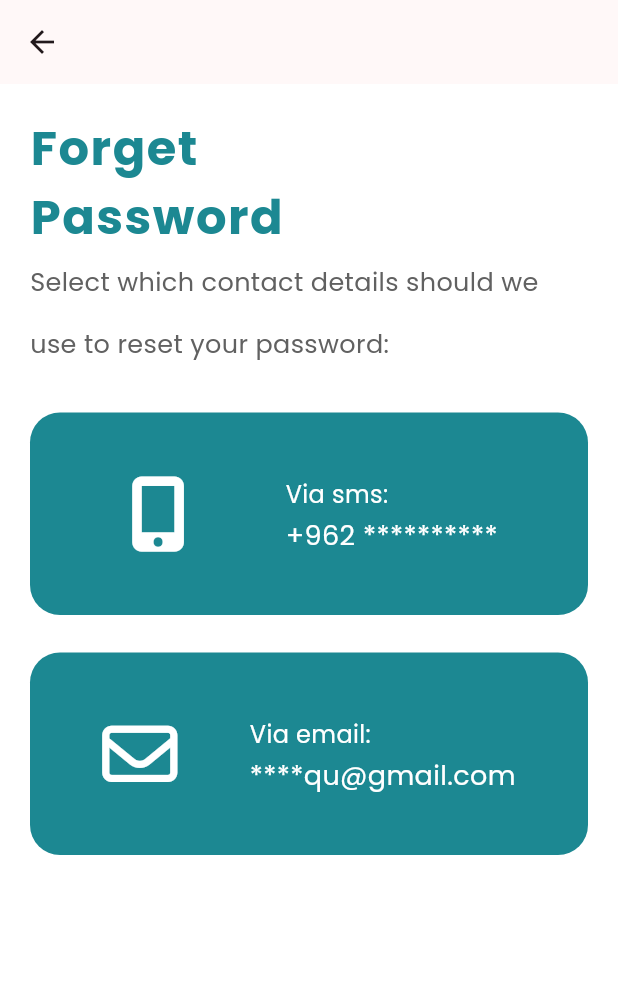
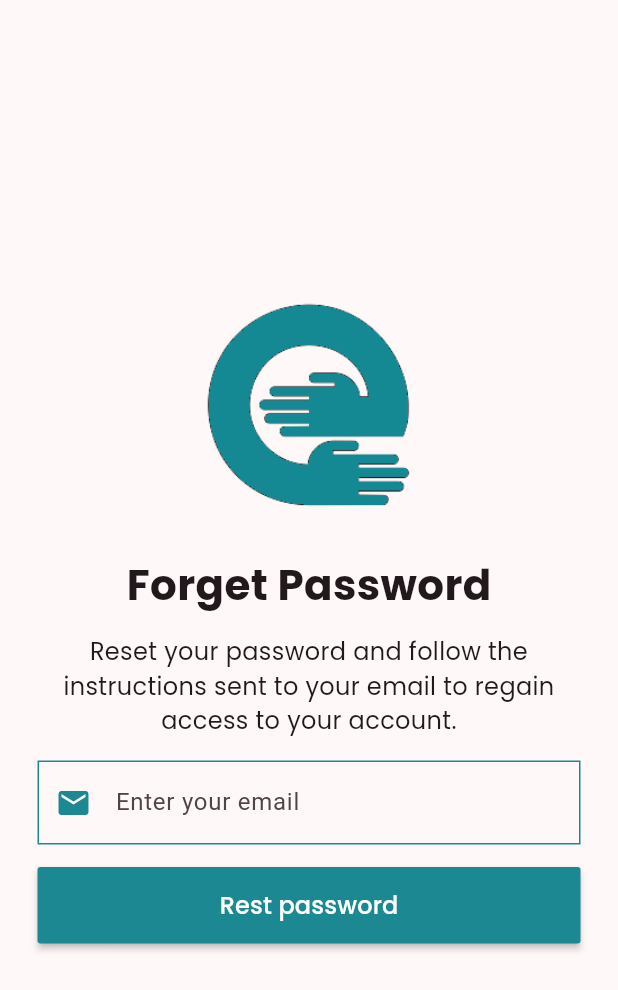
Before and after one commit to QutaibaQusai/heartful-care, a Flutter app: the ForgotPasswordScreen screen opened directly, after a tap on "Via email:", on a phone screen of 412 x 824 dp. Shown: the top 990 px of the screen. Run offline on Flutter 3.47's test engine with Material 3 defaults, Android fonts, the light colour scheme and no system bars; our stand-ins replace firebase_auth, firebase_core, flutter_settings_screens, font_awesome_flutter, google_fonts, iconsax; accounts and stored records are empty.

Commit message:
forget password valid

```diff
--- a/lib/screens/forgot_password_screen.dart
+++ b/lib/screens/forgot_password_screen.dart
@@ -1,10 +1,16 @@
 import 'package:flutter/material.dart';
 import 'package:font_awesome_flutter/font_awesome_flutter.dart';
 import 'package:google_fonts/google_fonts.dart';
+import 'package:test/screens/sendPasswordResetEmail.dart';
+import 'package:test/utils/firebase_auth.dart';
 
-class ForgotPasswordScreen extends StatelessWidget {
+class ForgotPasswordScreen extends StatefulWidget {
+  @override
+  State<ForgotPasswordScreen> createState() => _ForgotPasswordScreenState();
+}
+
+class _ForgotPasswordScreenState extends State<ForgotPasswordScreen> {
   //final TextEditingController _emailTextController = TextEditingController();
-
   @override
   Widget build(BuildContext context) {
     return Scaffold(
@@ -35,7 +41,7 @@ class ForgotPasswordScreen extends StatelessWidget {
                         "Select which contact details should we use to reset your password:",
                         style: TextStyle(
                             fontSize: 17,
-                            height: 2.4,
+                            height: 1.6,
                             fontFamily: GoogleFonts.poppins().fontFamily,
                             //fontWeight: FontWeight.w600,
                             color: Colors.grey[700]),
@@ -88,13 +94,12 @@ class ForgotPasswordScreen extends StatelessWidget {
 
                       InkWell(
                         onTap: () {
-                       //TODO
-
-
-
-
-
-
+                          //TODO
+                          Navigator.push(
+                            context,
+                            MaterialPageRoute(
+                                builder: (context) => SendPasswordResetEmail()),
+                          );
                         },
                         child: Container(
                           decoration: BoxDecoration(
@@ -138,6 +143,8 @@ class ForgotPasswordScreen extends StatelessWidget {
                           ),
                         ),
                       ),
+
+                      // TODO new work
                     ],
                   ),
                 ),
--- a/lib/screens/login_screen.dart
+++ b/lib/screens/login_screen.dart
@@ -122,6 +122,7 @@ class _LogInScreenState extends State<LogInScreen> {
                           height: 20,
                         ),
                         TextField(
+                          keyboardType: TextInputType.visiblePassword,
                           style: TextStyle(color: Colors.white),
                           obscureText: showHidePassword,
                           controller: passwordTextController,
@@ -289,6 +290,10 @@ class _LogInScreenState extends State<LogInScreen> {
           ),
           GestureDetector(
             onTap: () {
+              // Navigator.of(context).pushAndRemoveUntil(
+              //     MaterialPageRoute(builder: (context) => SignInScreen()),
+              //     (Route<dynamic> route) => false);
+
               Navigator.push(context,
                   MaterialPageRoute(builder: (context) => SignInScreen()));
             },
--- /dev/null
+++ b/lib/screens/sendPasswordResetEmail.dart
@@ -0,0 +1,92 @@
+import 'package:flutter/material.dart';
+import 'package:google_fonts/google_fonts.dart';
+import 'package:test/utils/firebase_auth.dart';
+
+class SendPasswordResetEmail extends StatefulWidget {
+  const SendPasswordResetEmail({super.key});
+
+  @override
+  State<SendPasswordResetEmail> createState() => _SendPasswordResetEmailState();
+}
+
+class _SendPasswordResetEmailState extends State<SendPasswordResetEmail> {
+  final TextEditingController emailController = TextEditingController();
+
+  @override
+  Widget build(BuildContext context) {
+    return SafeArea(
+      child: Scaffold(
+        // appBar: AppBar(),
+        body: Padding(
+          padding: const EdgeInsets.symmetric(horizontal: 25),
+          child: Column(mainAxisAlignment: MainAxisAlignment.center, children: [
+            Image.asset(
+              "images/logo.png",
+              width: 150,
+            ),
+            SizedBox(
+              height: 25,
+            ),
+            Text(
+              "Forget Password",
+              style: TextStyle(
+                  fontSize: 28,
+                  fontFamily: GoogleFonts.poppins().fontFamily,
+                  fontWeight: FontWeight.bold),
+            ),
+            SizedBox(
+              height: 13,
+            ),
+            Text(
+              "Reset your password and follow the instructions sent to your email to regain access to your account.",
+              textAlign: TextAlign.center,
+              style: TextStyle(
+                  fontFamily: GoogleFonts.poppins().fontFamily, fontSize: 16),
+            ),
+            SizedBox(
+              height: 15,
+            ),
+            TextField(
+              controller: emailController,
+              decoration: InputDecoration(
+                prefixIcon: Icon(Icons.email, color: Color(0xFF1C8892)),
+                enabledBorder: OutlineInputBorder(
+                    borderSide: BorderSide(color: Color(0xFF1C8892)),
+                    borderRadius: BorderRadius.circular(0)),
+                hintText: "Enter your email",
+              ),
+            ),
+            SizedBox(
+              height: 15,
+            ),
+            Row(
+              children: [
+                Expanded(
+                    child: MaterialButton(
+                  onPressed: () {
+                    MyFirebaseAuth().forgetPassword(
+                        email: emailController.text, context: context);
+                  },
+                  child: Padding(
+                    padding: const EdgeInsets.all(14.0),
+                    child: Text(
+                      "Rest password",
+                      style: TextStyle(
+                        color: Colors.white,
+                        fontSize: 16,
+                        fontFamily: GoogleFonts.poppins().fontFamily,
+                      ),
+                    ),
+                  ),
+                  color: Color(
+                    0xFF1C8892,
+                  ),
+                )),
+              ],
+            )
+          ]),
+        ),
+      ),
+    );
+  }
+}
```
Also changed, not shown: lib/screens/signup_screen.dart (+7 -0 lines), lib/utils/firebase_auth.dart (+59 -12 lines), images/forgetPasswordIcon.jpg (added).
